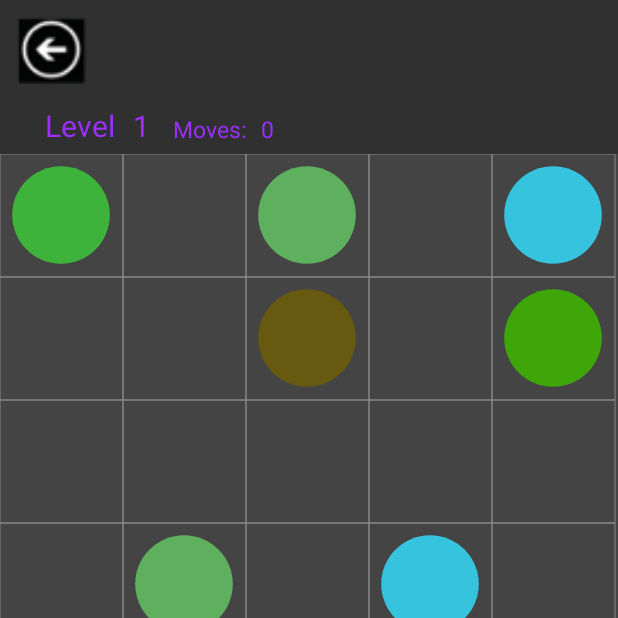
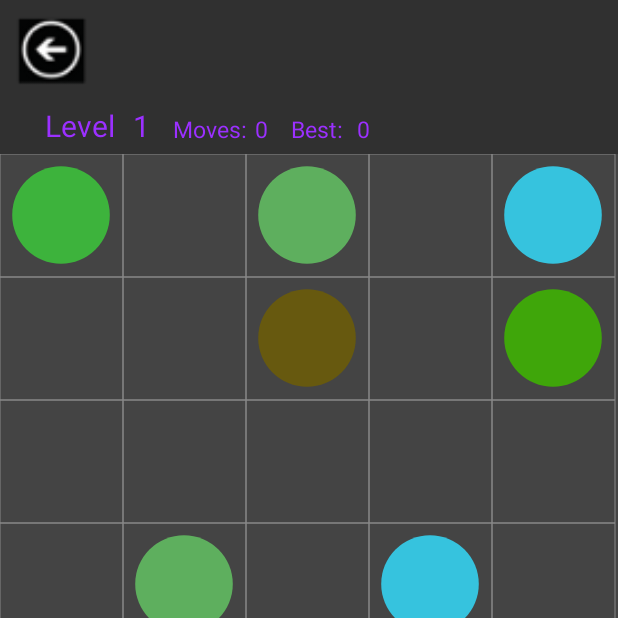
Before and after one commit to maggask/FlowFreeApp, an Android app: the GameActivity screen opened directly, with no data from a screen before it, on a phone screen of 412 x 824 dp, the top half of it. Run offline under Robolectric (Android 15) with nearby library versions, the phone set to English and light mode, and no system bars.

Commit message:
Continue continues to the next level but Level number and best moves do not update

```diff
--- a/app/src/main/java/is/ru/flowfreeapp/app/Board.java
+++ b/app/src/main/java/is/ru/flowfreeapp/app/Board.java
@@ -7,7 +7,6 @@ import android.content.SharedPreferences;
 import android.database.Cursor;
 import android.graphics.*;
 import android.util.AttributeSet;
-import android.util.Log;
 import android.view.MotionEvent;
 import android.view.View;
 import android.widget.SimpleCursorAdapter;
@@ -77,14 +76,21 @@ public class Board extends View {
 
         Global global = Global.getInstance();
         letters = global.letters;
-        level = global.level;
-        difficulty = global.difficulty;
+        parseAndSetBoard(global.difficulty, global.level);
+
+    }
+
+    private void parseAndSetBoard(int diff, int lvl) {
+        Global global = Global.getInstance();
+
+        level = lvl;
+        difficulty = diff;
+
         ArrayList<Pack> packList = global.mPacks;
 
-        Puzzle puzzle = packList.get(global.difficulty).getPuzzles().get(global.level);
+        Puzzle puzzle = packList.get(diff).getPuzzles().get(lvl);
 
-        int gridSize = Integer.parseInt(puzzle.getSize());
-        NUM_CELLS = gridSize;
+        NUM_CELLS = Integer.parseInt(puzzle.getSize());
         board = new boolean[NUM_CELLS][NUM_CELLS];
         String flows = puzzle.getFlows();
         String[] dotsForm = flows.split("\\,");
@@ -104,6 +110,7 @@ public class Board extends View {
             }
 
         }
+
         int j = 0, k = 1;
         Random rand = new Random();
         // TODO: check if size is odd
@@ -116,7 +123,12 @@ public class Board extends View {
             j+=2;
             k+=2;
         }
+        invalidate();
+    }
 
+    private void reset() {
+        dotPaths.clear();
+        totalMoves = 0;
     }
 
     @Override
@@ -356,7 +368,8 @@ public class Board extends View {
                 .setMessage("Hurray! You won!")
                 .setPositiveButton("Continue", new DialogInterface.OnClickListener() {
                     public void onClick(DialogInterface dialog, int which) {
-                        // continue with delete
+                        reset();
+                        parseAndSetBoard(difficulty, level+1);
                     }
                 })
                 .setNegativeButton("Try Again", new DialogInterface.OnClickListener() {
--- a/app/src/main/java/is/ru/flowfreeapp/app/GameActivity.java
+++ b/app/src/main/java/is/ru/flowfreeapp/app/GameActivity.java
@@ -38,11 +38,11 @@ public class GameActivity extends Activity {
             } while(mCursor.moveToNext());
         }
 
-        String cols[] = DbHelper.TableGamesCols;
+        /*String cols[] = DbHelper.TableGamesCols;
         String from[] = { cols[4] };
         int to[] = { R.id.textNmoves };
         startManagingCursor( mCursor );
-        mCA = new SimpleCursorAdapter(this, R.layout.activity_game, mCursor, from, to );
+        mCA = new SimpleCursorAdapter(this, R.layout.activity_game, mCursor, from, to );*/
 
 
         SharedPreferences settings = getSharedPreferences("SwitchPref", MODE_PRIVATE);
@@ -54,7 +54,7 @@ public class GameActivity extends Activity {
         levelTextView.setText(Integer.toString(global.level + 1));
 
         TextView bestMoveTextView = new TextView(this);
-        bestMoveTextView = (TextView)findViewById(R.id.textNmoves);
+        bestMoveTextView = (TextView)findViewById(R.id.bestNmoves);
 
         bestMoveTextView.setText(fromDB);
     }
--- a/app/src/main/res/layout/activity_game.xml
+++ b/app/src/main/res/layout/activity_game.xml
@@ -56,6 +56,26 @@
                 android:layout_marginLeft="5dp"
                 android:layout_gravity="center"
                 />
+        <TextView
+                android:layout_width="wrap_content"
+                android:layout_height="wrap_content"
+                android:text="@string/bMoves"
+                android:id="@+id/bestMove"
+                android:textSize="15sp"
+                android:textColor="#ff9b30ff"
+                android:layout_marginLeft="15dp"
+                android:layout_gravity="center"
+                />
+        <TextView
+                android:layout_width="wrap_content"
+                android:layout_height="wrap_content"
+                android:text="@string/nMoves"
+                android:id="@+id/bestNmoves"
+                android:textSize="15sp"
+                android:textColor="#ff9b30ff"
+                android:layout_marginLeft="5dp"
+                android:layout_gravity="center"
+                />
     </LinearLayout>
     <is.ru.flowfreeapp.app.Board
             android:id="@+id/board"
--- a/app/src/main/res/values/strings.xml
+++ b/app/src/main/res/values/strings.xml
@@ -5,6 +5,8 @@
     <string name="hello_world">Hello world!</string>
     <string name="action_settings">Settings</string>
     <string name="moves">Moves: </string>
+    <string name="bMoves">Best: </string>
     <string name="nMoves">0</string>
+    <string name="bestNmove">0</string>
 
 </resources>
```
